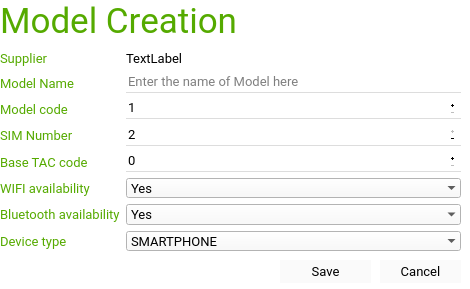
This is src/lsng/hmi/edit_model/edit_model_ui.ui in LogicomDev/SerialNumberGenerator as Qt 5 draws it before an edit. The edited form follows.
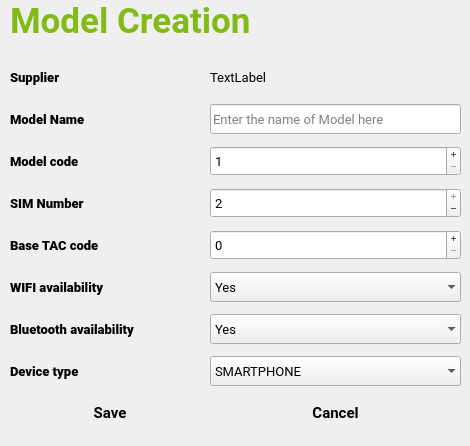
This is the edited form.

Diff of the .ui file:
```diff
--- a/src/lsng/hmi/edit_model/edit_model_ui.ui
+++ b/src/lsng/hmi/edit_model/edit_model_ui.ui
@@ -10,7 +10,7 @@
     <x>0</x>
     <y>0</y>
     <width>470</width>
-    <height>289</height>
+    <height>446</height>
    </rect>
   </property>
   <property name="contextMenuPolicy">
@@ -23,7 +23,166 @@
    <string>Enter here the name of the model</string>
   </property>
   <property name="styleSheet">
-   <string notr="true">background-color: rgb(255, 255, 255);</string>
+   <string notr="true">QDialog
+{
+background-color: rgb(255, 255, 255);
+}
+
+QLabel
+{
+color: rgb(138, 138, 138);
+background-color: rgb(255, 255, 255);
+}
+
+QLineEdit, QLineEdit:hover {
+    border: none;
+    padding-bottom: 2px;
+    border-bottom: 1px solid #dddddd;
+    background-color:rgba(0,0,0,0);
+}
+
+QLineEdit:editable{
+    border: none;
+    padding-bottom: 2px;
+    border-bottom: 2px solid #b2dfdb;
+}
+
+QLineEdit:disabled{
+    border: 0px solid white;
+    padding-bottom: 2px;
+    border-bottom: 2px solid #eeeeee;
+}
+
+QLineEdit:focus{
+    border: 0px solid white;
+    padding-bottom: 2px;
+    border-bottom: 2px solid #00695c;
+    color: #111111;
+}
+QLineEdit:pressed {
+    border: none;
+    padding-bottom: 2px;
+    border-bottom: 2px solid #00695c;
+}
+
+QSpinBox, QSpinBox:hover {
+    border: none;
+    padding-bottom: 2px;
+    border-bottom: 1px solid #dddddd;
+    background-color:rgba(0,0,0,0);
+}
+
+QSpinBox:editable{
+    border: none;
+    padding-bottom: 2px;
+    border-bottom: 2px solid #b2dfdb;
+}
+
+QLineEdit:disabled{
+    border: 0px solid white;
+    padding-bottom: 2px;
+    border-bottom: 2px solid #eeeeee;
+}
+
+QSpinBox:focus{
+    border: 0px solid white;
+    padding-bottom: 2px;
+    border-bottom: 2px solid #00695c;
+    color: #111111;
+}
+QSpinBox:pressed {
+    border: none;
+    padding-bottom: 2px;
+    border-bottom: 2px solid #00695c;
+}
+
+QProgressBar {
+    background-color: rgb(230, 230, 230);;	
+    border-radius: 5px;
+}
+
+QProgressBar::chunk {
+  background-color: rgb(130, 186, 23);
+    width: 20px;
+}
+
+QPushButton, QPushButton:focus {
+  border: none;
+  color: black;
+  padding: 3px 20px
+}
+
+QPushButton:hover, QPushButton:hover:focus {
+  background-color: rgb(130, 186, 23);
+  border-color: #ffffff
+}
+
+QPushButton:disabled {
+background-color: rgb(131, 186, 23);
+    border: none
+}
+
+QTreeWidget{
+	background-color: rgb(150,150, 150);
+	color:rgb(255, 255, 255);
+}
+
+QTreeWidget:item:hover,QTreeWidget:item:focus {
+	background-color: rgb(58, 176, 0);
+}
+
+QTableWidget {
+    background-color: white;
+	selection-background-color: rgb(150,150, 150);
+}
+
+QTableWidgetItem:hover{
+    background-color: rgb(0, 170, 255);
+}
+
+QSlider::groove:horizontal {
+    border: 1px solid #999999;
+    height: 8px; /* the groove expands to the size of the slider by default. by giving it a height, it has a fixed size */
+    background: qlineargradient(x1:0, y1:0, x2:0, y2:1, stop:0 #B1B1B1, stop:1 #c4c4c4);
+    margin: 2px 0;
+}
+
+QSlider::handle:horizontal {
+    background: qlineargradient(x1:0, y1:0, x2:1, y2:1, stop:0 #b4b4b4, stop:1 #8f8f8f);
+    border: 1px solid #5c5c5c;
+    width: 18px;
+    margin: -2px 0; /* handle is placed by default on the contents rect of the groove. Expand outside the groove */
+    border-radius: 3px;
+}
+
+QSlider::groove:vertical {
+    background: red;
+    position: absolute; /* absolutely position 4px from the left and right of the widget. setting margins on the widget should work too... */
+    left: 4px; right: 4px;
+}
+
+QSlider::handle:vertical {
+    height: 10px;
+    background: green;
+    margin: 0 -4px; /* expand outside the groove */
+}
+
+QSlider::add-page:vertical {
+    background: white;
+}
+
+QSlider::sub-page:vertical {
+    background: pink;
+}
+
+QGroupBox{
+background-color: rgb(255, 255, 255);
+border: 2px solid rgb(217, 217, 217);
+border-radius: 25px;
+}
+
+QCheckBox, QCheckBox:hover {\n    border: none;\n    padding-bottom: 2px;\n    border-bottom: 1px solid #dddddd;\n    background-color:rgba(0,0,0,0);\n}\n\nQCheckBox:editable{\n    border: none;\n    padding-bottom: 2px;\n    border-bottom: 2px solid #b2dfdb;\n\n}\n\nQCheckBox:disabled{\n    border: 0px solid white;\n    padding-bottom: 2px;\n    border-bottom: 2px solid #eeeeee;\n}\n\nQCheckBox:focus{\n    border: 0px solid white;\n    padding-bottom: 2px;\n    border-bottom: 2px solid #00695c;\n    color: #111111;\n}\n\nQCheckBox:pressed {\n    border: none;\n    padding-bottom: 2px;\n    border-bottom: 2px solid #00695c;\n}\n
+</string>
   </property>
   <property name="inputMethodHints">
    <set>Qt::ImhUppercaseOnly</set>
@@ -34,35 +193,28 @@
   <widget class="QWidget" name="gridLayoutWidget">
    <property name="geometry">
     <rect>
-     <x>0</x>
+     <x>10</x>
      <y>50</y>
-     <width>461</width>
-     <height>202</height>
+     <width>451</width>
+     <height>392</height>
     </rect>
    </property>
    <layout class="QGridLayout" name="gridLayout">
-    <item row="0" column="0">
-     <widget class="QLabel" name="label_3">
-      <property name="font">
-       <font>
-        <family>Roboto</family>
-        <pointsize>10</pointsize>
-       </font>
-      </property>
-      <property name="styleSheet">
-       <string notr="true">color: rgb(85, 170, 0);</string>
-      </property>
-      <property name="text">
-       <string>Supplier</string>
-      </property>
-     </widget>
-    </item>
+    <property name="spacing">
+     <number>0</number>
+    </property>
     <item row="3" column="1">
      <widget class="QSpinBox" name="sp_code">
       <property name="minimumSize">
        <size>
         <width>0</width>
-        <height>20</height>
+        <height>30</height>
+       </size>
+      </property>
+      <property name="maximumSize">
+       <size>
+        <width>16777215</width>
+        <height>30</height>
        </size>
       </property>
       <property name="font">
@@ -78,38 +230,7 @@
        <string>Model's code</string>
       </property>
       <property name="styleSheet">
-       <string notr="true">QSpinBox, QSpinBox:hover {
-    border: none;
-    padding-bottom: 2px;
-    border-bottom: 1px solid #dddddd;
-    background-color:rgba(0,0,0,0);
-}
-
-QSpinBox:editable{
-    border: none;
-    padding-bottom: 2px;
-    border-bottom: 2px solid #b2dfdb;
-    font-size: 20px;
-}
-
-QLineEdit:disabled{
-    border: 0px solid white;
-    padding-bottom: 2px;
-    border-bottom: 2px solid #eeeeee;
-}
-
-QSpinBox:focus{
-    border: 0px solid white;
-    padding-bottom: 2px;
-    border-bottom: 2px solid #00695c;
-    color: #111111;
-}
-QSpinBox:pressed {
-    border: none;
-    padding-bottom: 2px;
-    border-bottom: 2px solid #00695c;
-}
-</string>
+       <string notr="true"/>
       </property>
       <property name="buttonSymbols">
        <enum>QAbstractSpinBox::PlusMinus</enum>
@@ -119,24 +240,50 @@
       </property>
      </widget>
     </item>
-    <item row="3" column="0">
-     <widget class="QLabel" name="lbl_code">
+    <item row="0" column="0">
+     <widget class="QLabel" name="label_3">
+      <property name="minimumSize">
+       <size>
+        <width>200</width>
+        <height>30</height>
+       </size>
+      </property>
+      <property name="maximumSize">
+       <size>
+        <width>200</width>
+        <height>30</height>
+       </size>
+      </property>
       <property name="font">
        <font>
-        <family>Roboto</family>
+        <family>Roboto Black</family>
         <pointsize>10</pointsize>
+        <weight>75</weight>
+        <bold>true</bold>
        </font>
       </property>
       <property name="styleSheet">
-       <string notr="true">color: rgb(85, 170, 0);</string>
+       <string notr="true"/>
       </property>
       <property name="text">
-       <string>Model code</string>
+       <string>Supplier</string>
       </property>
      </widget>
     </item>
     <item row="0" column="1">
      <widget class="QLabel" name="lbl_supplier">
+      <property name="minimumSize">
+       <size>
+        <width>0</width>
+        <height>30</height>
+       </size>
+      </property>
+      <property name="maximumSize">
+       <size>
+        <width>16777215</width>
+        <height>30</height>
+       </size>
+      </property>
       <property name="font">
        <font>
         <family>Roboto</family>
@@ -159,20 +306,64 @@
         <verstretch>0</verstretch>
        </sizepolicy>
       </property>
+      <property name="minimumSize">
+       <size>
+        <width>200</width>
+        <height>30</height>
+       </size>
+      </property>
+      <property name="maximumSize">
+       <size>
+        <width>200</width>
+        <height>30</height>
+       </size>
+      </property>
       <property name="font">
        <font>
-        <family>Roboto</family>
+        <family>Roboto Black</family>
         <pointsize>10</pointsize>
+        <weight>75</weight>
+        <bold>true</bold>
        </font>
       </property>
       <property name="styleSheet">
-       <string notr="true">color: rgb(85, 170, 0);</string>
+       <string notr="true"/>
       </property>
       <property name="text">
        <string>SIM Number</string>
       </property>
      </widget>
     </item>
+    <item row="3" column="0">
+     <widget class="QLabel" name="lbl_code">
+      <property name="minimumSize">
+       <size>
+        <width>200</width>
+        <height>30</height>
+       </size>
+      </property>
+      <property name="maximumSize">
+       <size>
+        <width>200</width>
+        <height>30</height>
+       </size>
+      </property>
+      <property name="font">
+       <font>
+        <family>Roboto Black</family>
+        <pointsize>10</pointsize>
+        <weight>75</weight>
+        <bold>true</bold>
+       </font>
+      </property>
+      <property name="styleSheet">
+       <string notr="true"/>
+      </property>
+      <property name="text">
+       <string>Model code</string>
+      </property>
+     </widget>
+    </item>
     <item row="1" column="0">
      <widget class="QLabel" name="lbl_name">
       <property name="sizePolicy">
@@ -181,14 +372,28 @@
         <verstretch>0</verstretch>
        </sizepolicy>
       </property>
+      <property name="minimumSize">
+       <size>
+        <width>200</width>
+        <height>30</height>
+       </size>
+      </property>
+      <property name="maximumSize">
+       <size>
+        <width>200</width>
+        <height>30</height>
+       </size>
+      </property>
       <property name="font">
        <font>
-        <family>Roboto</family>
+        <family>Roboto Black</family>
         <pointsize>10</pointsize>
+        <weight>75</weight>
+        <bold>true</bold>
        </font>
       </property>
       <property name="styleSheet">
-       <string notr="true">color: rgb(85, 170, 0);</string>
+       <string notr="true"/>
       </property>
       <property name="text">
        <string>Model Name</string>
@@ -197,6 +402,18 @@
     </item>
     <item row="1" column="1">
      <widget class="QLineEdit" name="txt_name">
+      <property name="minimumSize">
+       <size>
+        <width>0</width>
+        <height>30</height>
+       </size>
+      </property>
+      <property name="maximumSize">
+       <size>
+        <width>16777215</width>
+        <height>30</height>
+       </size>
+      </property>
       <property name="font">
        <font>
         <family>Roboto</family>
@@ -204,37 +421,7 @@
        </font>
       </property>
       <property name="styleSheet">
-       <string notr="true">QLineEdit, QLineEdit:hover {
-    border: none;
-    padding-bottom: 2px;
-    border-bottom: 1px solid #dddddd;
-    background-color:rgba(0,0,0,0);
-}
-
-QLineEdit:editable{
-    border: none;
-    padding-bottom: 2px;
-    border-bottom: 2px solid #b2dfdb;
-}
-
-QLineEdit:disabled{
-    border: 0px solid white;
-    padding-bottom: 2px;
-    border-bottom: 2px solid #eeeeee;
-}
-
-QLineEdit:focus{
-    border: 0px solid white;
-    padding-bottom: 2px;
-    border-bottom: 2px solid #00695c;
-    color: #111111;
-}
-QLineEdit:pressed {
-    border: none;
-    padding-bottom: 2px;
-    border-bottom: 2px solid #00695c;
-}
-</string>
+       <string notr="true"/>
       </property>
       <property name="placeholderText">
        <string>Enter the name of Model here</string>
@@ -243,6 +430,18 @@
     </item>
     <item row="4" column="1">
      <widget class="QSpinBox" name="sp_sim">
+      <property name="minimumSize">
+       <size>
+        <width>0</width>
+        <height>30</height>
+       </size>
+      </property>
+      <property name="maximumSize">
+       <size>
+        <width>16777215</width>
+        <height>30</height>
+       </size>
+      </property>
       <property name="font">
        <font>
         <family>Roboto</family>
@@ -250,38 +449,7 @@
        </font>
       </property>
       <property name="styleSheet">
-       <string notr="true">QSpinBox, QSpinBox:hover {
-    border: none;
-    padding-bottom: 2px;
-    border-bottom: 1px solid #dddddd;
-    background-color:rgba(0,0,0,0);
-}
-
-QSpinBox:editable{
-    border: none;
-    padding-bottom: 2px;
-    border-bottom: 2px solid #b2dfdb;
-    font-size: 20px;
-}
-
-QLineEdit:disabled{
-    border: 0px solid white;
-    padding-bottom: 2px;
-    border-bottom: 2px solid #eeeeee;
-}
-
-QSpinBox:focus{
-    border: 0px solid white;
-    padding-bottom: 2px;
-    border-bottom: 2px solid #00695c;
-    color: #111111;
-}
-QSpinBox:pressed {
-    border: none;
-    padding-bottom: 2px;
-    border-bottom: 2px solid #00695c;
-}
-</string>
+       <string notr="true"/>
       </property>
       <property name="buttonSymbols">
        <enum>QAbstractSpinBox::PlusMinus</enum>
@@ -296,6 +464,18 @@
     </item>
     <item row="9" column="1">
      <widget class="QComboBox" name="cb_type">
+      <property name="minimumSize">
+       <size>
+        <width>0</width>
+        <height>30</height>
+       </size>
+      </property>
+      <property name="maximumSize">
+       <size>
+        <width>16777215</width>
+        <height>30</height>
+       </size>
+      </property>
       <property name="font">
        <font>
         <family>Roboto</family>
@@ -303,7 +483,7 @@
        </font>
       </property>
       <property name="styleSheet">
-       <string notr="true">background-color: rgba(250, 250, 250, 250);</string>
+       <string notr="true"/>
       </property>
       <property name="currentIndex">
        <number>1</number>
@@ -335,6 +515,18 @@
     </item>
     <item row="7" column="1">
      <widget class="QComboBox" name="cb_wifi">
+      <property name="minimumSize">
+       <size>
+        <width>0</width>
+        <height>30</height>
+       </size>
+      </property>
+      <property name="maximumSize">
+       <size>
+        <width>16777215</width>
+        <height>30</height>
+       </size>
+      </property>
       <property name="font">
        <font>
         <family>Roboto</family>
@@ -342,7 +534,7 @@
        </font>
       </property>
       <property name="styleSheet">
-       <string notr="true">background-color: rgba(250, 250, 250, 250);</string>
+       <string notr="true"/>
       </property>
       <property name="frame">
        <bool>false</bool>
@@ -361,14 +553,28 @@
     </item>
     <item row="5" column="0">
      <widget class="QLabel" name="lbl_tac_code">
+      <property name="minimumSize">
+       <size>
+        <width>200</width>
+        <height>30</height>
+       </size>
+      </property>
+      <property name="maximumSize">
+       <size>
+        <width>200</width>
+        <height>30</height>
+       </size>
+      </property>
       <property name="font">
        <font>
-        <family>Roboto</family>
+        <family>Roboto Black</family>
         <pointsize>10</pointsize>
+        <weight>75</weight>
+        <bold>true</bold>
        </font>
       </property>
       <property name="styleSheet">
-       <string notr="true">color: rgb(85, 170, 0);</string>
+       <string notr="true"/>
       </property>
       <property name="text">
        <string>Base TAC code</string>
@@ -377,6 +583,18 @@
     </item>
     <item row="5" column="1">
      <widget class="QSpinBox" name="sp_tac_code">
+      <property name="minimumSize">
+       <size>
+        <width>0</width>
+        <height>30</height>
+       </size>
+      </property>
+      <property name="maximumSize">
+       <size>
+        <width>16777215</width>
+        <height>30</height>
+       </size>
+      </property>
       <property name="font">
        <font>
         <family>Roboto</family>
@@ -384,38 +602,7 @@
        </font>
       </property>
       <property name="styleSheet">
-       <string notr="true">QSpinBox, QSpinBox:hover {
-    border: none;
-    padding-bottom: 2px;
-    border-bottom: 1px solid #dddddd;
-    background-color:rgba(0,0,0,0);
-}
-
-QSpinBox:editable{
-    border: none;
-    padding-bottom: 2px;
-    border-bottom: 2px solid #b2dfdb;
-    font-size: 20px;
-}
-
-QLineEdit:disabled{
-    border: 0px solid white;
-    padding-bottom: 2px;
-    border-bottom: 2px solid #eeeeee;
-}
-
-QSpinBox:focus{
-    border: 0px solid white;
-    padding-bottom: 2px;
-    border-bottom: 2px solid #00695c;
-    color: #111111;
-}
-QSpinBox:pressed {
-    border: none;
-    padding-bottom: 2px;
-    border-bottom: 2px solid #00695c;
-}
-</string>
+       <string notr="true"/>
       </property>
       <property name="buttonSymbols">
        <enum>QAbstractSpinBox::PlusMinus</enum>
@@ -436,14 +623,28 @@
         <verstretch>0</verstretch>
        </sizepolicy>
       </property>
+      <property name="minimumSize">
+       <size>
+        <width>200</width>
+        <height>30</height>
+       </size>
+      </property>
+      <property name="maximumSize">
+       <size>
+        <width>200</width>
+        <height>30</height>
+       </size>
+      </property>
       <property name="font">
        <font>
-        <family>Roboto</family>
+        <family>Roboto Black</family>
         <pointsize>10</pointsize>
+        <weight>75</weight>
+        <bold>true</bold>
        </font>
       </property>
       <property name="styleSheet">
-       <string notr="true">color: rgb(85, 170, 0);</string>
+       <string notr="true"/>
       </property>
       <property name="text">
        <string>WIFI availability</string>
@@ -452,6 +653,18 @@
     </item>
     <item row="8" column="1">
      <widget class="QComboBox" name="cb_bt">
+      <property name="minimumSize">
+       <size>
+        <width>0</width>
+        <height>30</height>
+       </size>
+      </property>
+      <property name="maximumSize">
+       <size>
+        <width>16777215</width>
+        <height>30</height>
+       </size>
+      </property>
       <property name="font">
        <font>
         <family>Roboto</family>
@@ -459,7 +672,7 @@
        </font>
       </property>
       <property name="styleSheet">
-       <string notr="true">background-color: rgba(250, 250, 250, 250);</string>
+       <string notr="true"/>
       </property>
       <property name="frame">
        <bool>false</bool>
@@ -478,14 +691,28 @@
     </item>
     <item row="8" column="0">
      <widget class="QLabel" name="label">
+      <property name="minimumSize">
+       <size>
+        <width>200</width>
+        <height>30</height>
+       </size>
+      </property>
+      <property name="maximumSize">
+       <size>
+        <width>200</width>
+        <height>30</height>
+       </size>
+      </property>
       <property name="font">
        <font>
-        <family>Roboto</family>
+        <family>Roboto Black</family>
         <pointsize>10</pointsize>
+        <weight>75</weight>
+        <bold>true</bold>
        </font>
       </property>
       <property name="styleSheet">
-       <string notr="true">color: rgb(85, 170, 0);</string>
+       <string notr="true"/>
       </property>
       <property name="text">
        <string>Bluetooth availability</string>
@@ -494,28 +721,102 @@
     </item>
     <item row="9" column="0">
      <widget class="QLabel" name="label_4">
+      <property name="minimumSize">
+       <size>
+        <width>200</width>
+        <height>30</height>
+       </size>
+      </property>
+      <property name="maximumSize">
+       <size>
+        <width>200</width>
+        <height>30</height>
+       </size>
+      </property>
       <property name="font">
        <font>
-        <family>Roboto</family>
+        <family>Roboto Black</family>
         <pointsize>10</pointsize>
+        <weight>75</weight>
+        <bold>true</bold>
        </font>
       </property>
       <property name="styleSheet">
-       <string notr="true">color: rgb(85, 170, 0);</string>
+       <string notr="true"/>
       </property>
       <property name="text">
        <string>Device type</string>
       </property>
      </widget>
     </item>
+    <item row="10" column="0">
+     <widget class="QPushButton" name="btn_save">
+      <property name="minimumSize">
+       <size>
+        <width>0</width>
+        <height>30</height>
+       </size>
+      </property>
+      <property name="maximumSize">
+       <size>
+        <width>16777215</width>
+        <height>30</height>
+       </size>
+      </property>
+      <property name="font">
+       <font>
+        <family>Roboto</family>
+        <pointsize>11</pointsize>
+        <weight>75</weight>
+        <bold>true</bold>
+       </font>
+      </property>
+      <property name="styleSheet">
+       <string notr="true"/>
+      </property>
+      <property name="text">
+       <string>Save</string>
+      </property>
+      <property name="flat">
+       <bool>true</bool>
+      </property>
+     </widget>
+    </item>
+    <item row="10" column="1">
+     <widget class="QPushButton" name="btn_cancel">
+      <property name="minimumSize">
+       <size>
+        <width>0</width>
+        <height>30</height>
+       </size>
+      </property>
+      <property name="font">
+       <font>
+        <family>Roboto</family>
+        <pointsize>11</pointsize>
+        <weight>75</weight>
+        <bold>true</bold>
+       </font>
+      </property>
+      <property name="styleSheet">
+       <string notr="true"/>
+      </property>
+      <property name="text">
+       <string>Cancel</string>
+      </property>
+      <property name="flat">
+       <bool>true</bool>
+      </property>
+     </widget>
+    </item>
    </layout>
   </widget>
   <widget class="QLabel" name="lbl_title">
    <property name="geometry">
     <rect>
-     <x>0</x>
+     <x>10</x>
      <y>0</y>
-     <width>461</width>
+     <width>451</width>
      <height>41</height>
     </rect>
    </property>
@@ -523,109 +824,17 @@
     <font>
      <family>Roboto</family>
      <pointsize>26</pointsize>
+     <weight>75</weight>
+     <bold>true</bold>
     </font>
    </property>
    <property name="styleSheet">
-    <string notr="true">color: rgb(85, 170, 0);</string>
+    <string notr="true">color: rgb(130, 186, 23);</string>
    </property>
    <property name="text">
     <string>Model Creation</string>
    </property>
   </widget>
-  <widget class="QPushButton" name="btn_cancel">
-   <property name="geometry">
-    <rect>
-     <x>380</x>
-     <y>260</y>
-     <width>81</width>
-     <height>23</height>
-    </rect>
-   </property>
-   <property name="font">
-    <font>
-     <family>Roboto</family>
-     <pointsize>10</pointsize>
-    </font>
-   </property>
-   <property name="styleSheet">
-    <string notr="true">QPushButton, QPushButton:focus, QPushButton:focus {
-  border: none;
-  color: black;
-  padding: 3px 20px;
-	background-color: rgba(250, 250, 250, 250);
-}
-
-QPushButton:hover, QPushButton:hover:focus {
-  background-color: rgb(131, 186, 23);
-  border-color: #ffffff
-}
-
-QPushButton:pressed,
-QPushButton:pressed:focus {
-  background-color: #2196f3;
-  border: none;
-  color: white
-}
-
-QPushButton:disabled {
-background-color: rgb(131, 186, 23);
-    border: none
-}</string>
-   </property>
-   <property name="text">
-    <string>Cancel</string>
-   </property>
-   <property name="flat">
-    <bool>true</bool>
-   </property>
-  </widget>
-  <widget class="QPushButton" name="btn_save">
-   <property name="geometry">
-    <rect>
-     <x>280</x>
-     <y>260</y>
-     <width>91</width>
-     <height>23</height>
-    </rect>
-   </property>
-   <property name="font">
-    <font>
-     <family>Roboto</family>
-     <pointsize>10</pointsize>
-    </font>
-   </property>
-   <property name="styleSheet">
-    <string notr="true">QPushButton, QPushButton:focus, QPushButton:focus {
-  border: none;
-  color: black;
-  padding: 3px 20px;
-	background-color: rgba(250, 250, 250, 250);
-}
-
-QPushButton:hover, QPushButton:hover:focus {
-  background-color: rgb(131, 186, 23);
-  border-color: #ffffff
-}
-
-QPushButton:pressed,
-QPushButton:pressed:focus {
-  background-color: #2196f3;
-  border: none;
-  color: white
-}
-
-QPushButton:disabled {
-background-color: rgb(131, 186, 23);
-    border: none
-}</string>
-   </property>
-   <property name="text">
-    <string>Save</string>
-   </property>
-   <property name="flat">
-    <bool>true</bool>
-   </property>
-  </widget>
  </widget>
  <tabstops>
   <tabstop>txt_name</tabstop>
```
